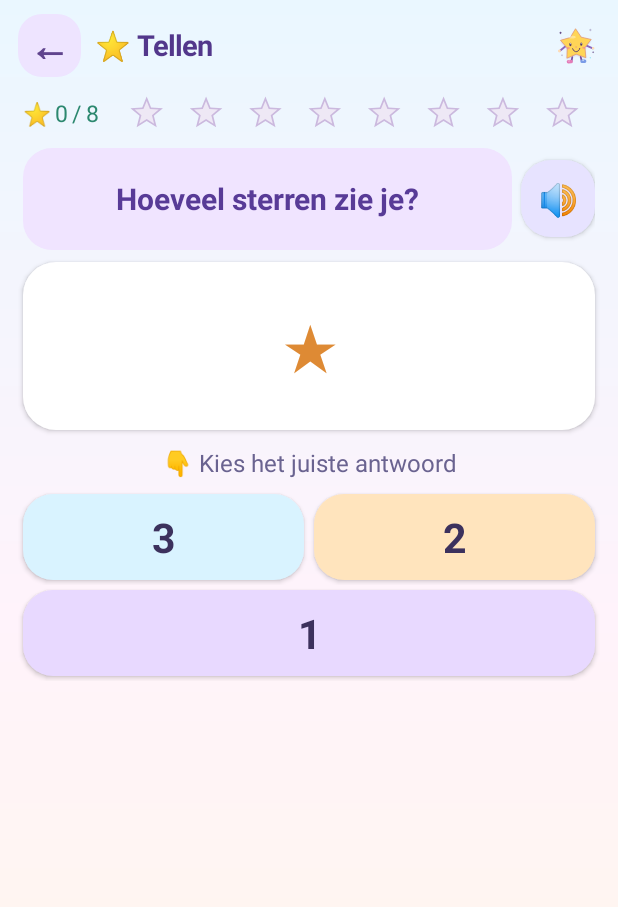
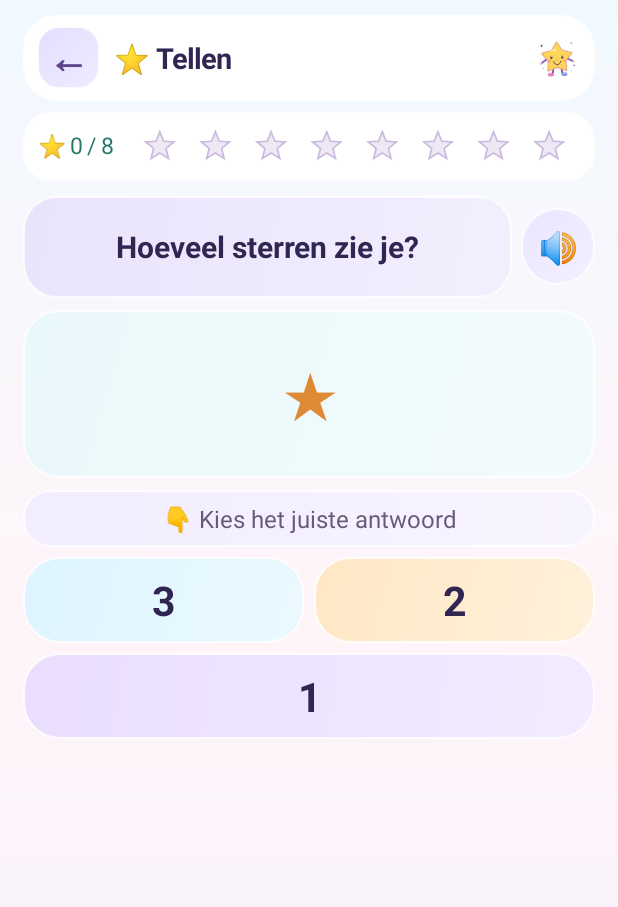
Before and after one commit to ashot978/Playlumi, an Android app: the screen it shows after launch (MainActivity), after a tap on "▶ Speel meteen", on a phone screen of 412 x 824 dp. Shown: the top 907 px of the screen. Run offline under Robolectric (Android 15) with nearby library versions, the phone set to English and light mode, and no system bars; 2 other taps on this screen came first.

Commit message:
Apply refreshed welcome, navigation, cards and quiz UI to Playlumi 0.28.0

```diff
--- a/app/build.gradle
+++ b/app/build.gradle
@@ -17,8 +17,8 @@ android {
         minSdk 23
         targetSdk 35
         // GitHub Actions uses a monotonically increasing run number for each release.
-        versionCode buildCode != null && !buildCode.isEmpty() ? Integer.parseInt(buildCode) : 13240
-        versionName '0.27.0'
+        versionCode buildCode != null && !buildCode.isEmpty() ? Integer.parseInt(buildCode) : 14240
+        versionName '0.28.0'
     }
 
     signingConfigs {
--- a/app/src/main/java/nl/playlumi/app/MainActivity.java
+++ b/app/src/main/java/nl/playlumi/app/MainActivity.java
@@ -40,7 +40,7 @@ public class MainActivity extends Activity {
             MUSIC_PLAY=37, GARDEN_MENU=38, GARDEN_PLANT=39,
             WORLD_PICKER=40, HOME_OPTIONS=41;
     private static final int SESSION_ROUNDS=PlaylumiLayout.SHORT_ROUND_QUESTIONS;
-    private static final int TEXT=0xff3c315d, SUB=0xff6a6390;
+    private static final int TEXT=PlaylumiVisualStyle.INK, SUB=PlaylumiVisualStyle.MUTED;
     private static final int[] COLORS={0xffd9f3ff,0xffffe4bd,0xffe8d9ff,
             0xffd5f5df,0xffffdded,0xfffff1b6};
     private static final String[] ICONS={"⭐","🎨","🔤","🔷","🔢","🧩","🐾",
@@ -81,6 +81,7 @@ public class MainActivity extends Activity {
     private ScrollView scroller;
     private TextView feedbackText;
     private PlaylumiStarTrail roundStars;
+    private TextView sessionCounter;
     private Button nextButton;
     private String feedback="";
     private PlaylumiAudio sound;
@@ -117,8 +118,8 @@ public class MainActivity extends Activity {
 
     @Override public void onCreate(Bundle state) {
         super.onCreate(state);
-        getWindow().setStatusBarColor(0xffeaf5ff);
-        getWindow().setNavigationBarColor(0xfffff6e4);
+        getWindow().setStatusBarColor(PlaylumiVisualStyle.PAGE_TOP);
+        getWindow().setNavigationBarColor(PlaylumiVisualStyle.PAGE_BOTTOM);
         int flags=View.SYSTEM_UI_FLAG_LIGHT_STATUS_BAR;
         if(Build.VERSION.SDK_INT>=26) flags|=View.SYSTEM_UI_FLAG_LIGHT_NAVIGATION_BAR;
         getWindow().getDecorView().setSystemUiVisibility(flags);
@@ -452,12 +453,31 @@ public class MainActivity extends Activity {
         GradientDrawable b=new GradientDrawable();
         b.setColor(color);b.setCornerRadius(dp(radius));return b;
     }
+    /** One rounded surface language shared by navigation, tiles and questions. */
+    private GradientDrawable softCard(int color,int radius) {
+        GradientDrawable shape=new GradientDrawable(
+                GradientDrawable.Orientation.TL_BR,
+                new int[]{PlaylumiVisualStyle.lightened(color,100),
+                        PlaylumiVisualStyle.lightened(color,470)});
+        shape.setCornerRadius(dp(radius));
+        shape.setStroke(dp(1),0xcaffffff);
+        return shape;
+    }
+    private RippleDrawable primaryAction() {
+        GradientDrawable shape=new GradientDrawable(
+                GradientDrawable.Orientation.TL_BR,
+                new int[]{PlaylumiVisualStyle.PRIMARY_START,
+                        PlaylumiVisualStyle.PRIMARY_END});
+        shape.setCornerRadius(dp(24));
+        shape.setStroke(dp(1),0x60ffffff);
+        return new RippleDrawable(ColorStateList.valueOf(0x30ffffff),shape,null);
+    }
     private TextView text(String value,int size,int color) {
         TextView t=new TextView(this);
         t.setText(value);t.setTextSize(size);t.setTextColor(color);
         t.setTypeface(Typeface.create("sans-serif-rounded",size>=19?Typeface.BOLD:Typeface.NORMAL));
         t.setGravity(Gravity.CENTER);t.setIncludeFontPadding(true);
-        t.setLineSpacing(dp(1),1.02f);return t;
+        t.setLineSpacing(dp(2),1.06f);return t;
     }
     private void addText(String value,int size,int color,int top,int bottom) {
         TextView t=text(value,size,color);
@@ -470,16 +490,17 @@ public class MainActivity extends Activity {
         b.setAllCaps(false);
         b.setText(PlaylumiType.tileText(title,description));
         b.setTextColor(TEXT);
-        b.setTextSize(description.isEmpty()?18:16);
+        b.setTextSize(description.isEmpty()?18:17);
         b.setTypeface(Typeface.create("sans-serif-rounded",Typeface.BOLD));
-        b.setLineSpacing(dp(1),1.0f);
-        b.setGravity(Gravity.CENTER);
+        b.setLineSpacing(dp(2),1.07f);
+        b.setGravity(description.isEmpty()?Gravity.CENTER:(Gravity.CENTER_VERTICAL|Gravity.START));
         b.setMaxLines(4);
-        b.setPadding(dp(10),dp(9),dp(10),dp(9));
+        b.setPadding(dp(description.isEmpty()?13:18),dp(10),
+                dp(description.isEmpty()?13:16),dp(10));
         b.setMinHeight(dp(PlaylumiLayout.tileHeight(minHeight,gameScreen())));
-        b.setBackground(new RippleDrawable(ColorStateList.valueOf(0x35ffffff),
-                rounded(color,20),null));
-        b.setElevation(dp(2));
+        b.setBackground(new RippleDrawable(ColorStateList.valueOf(0x22ffffff),
+                softCard(color,24),null));
+        b.setElevation(dp(3));
         b.setContentDescription((title+" "+description).trim());
         PlaylumiMotion.tactile(b);
         return b;
@@ -524,7 +545,13 @@ public class MainActivity extends Activity {
     }
     private void characterHero(int size) {
         LinearLayout holder=new LinearLayout(this);
-        holder.setGravity(Gravity.CENTER);
+        boolean welcomeCard=page==HOME;
+        holder.setGravity(welcomeCard?Gravity.CENTER_VERTICAL:Gravity.CENTER);
+        if(welcomeCard) {
+            holder.setPadding(dp(11),dp(6),dp(13),dp(6));
+            holder.setBackground(softCard(0xffbdece5,29));
+            holder.setElevation(dp(4));
+        }
         character=new PlaylumiCharacterView(this,wardrobe);
         character.setContentDescription("Jouw stervriendje. Tik voor een magische verrassing.");
         character.setOnClickListener(v->{
@@ -543,6 +570,28 @@ public class MainActivity extends Activity {
         int actual=PlaylumiLayout.heroHeight(size,landscapeScreen(),showFull,
                 getResources().getConfiguration().screenHeightDp);
         holder.addView(character,new LinearLayout.LayoutParams(dp(actual),dp(actual)));
+        if(welcomeCard) {
+            LinearLayout welcome=new LinearLayout(this);
+            welcome.setOrientation(LinearLayout.VERTICAL);
+            welcome.setGravity(Gravity.CENTER_VERTICAL|Gravity.START);
+            welcome.setPadding(dp(12),0,0,0);
+            TextView greet=text("Welkom, avonturier!",19,TEXT);
+            greet.setGravity(Gravity.START|Gravity.CENTER_VERTICAL);
+            greet.setMaxLines(2);
+            welcome.addView(greet,new LinearLayout.LayoutParams(-1,-2));
+            TextView subtitle=text("Ontdek iets nieuws vandaag",13,SUB);
+            subtitle.setGravity(Gravity.START|Gravity.CENTER_VERTICAL);
+            subtitle.setMaxLines(2);
+            welcome.addView(subtitle,new LinearLayout.LayoutParams(-1,-2));
+            TextView stars=text("  ⭐ "+wardrobe.stars()+" sterren  ",14,PlaylumiVisualStyle.SUCCESS);
+            stars.setGravity(Gravity.CENTER);
+            stars.setBackground(rounded(0xdfffffff,15));
+            stars.setPadding(dp(4),dp(4),dp(4),dp(4));
+            LinearLayout.LayoutParams badge=new LinearLayout.LayoutParams(-2,-2);
+            badge.setMargins(0,dp(8),0,0);
+            welcome.addView(stars,badge);
+            holder.addView(welcome,new LinearLayout.LayoutParams(0,-2,1f));
+        }
         if(page==HOME && !greeted) {
             greeted=true;
             final PlaylumiCharacterView helloFriend=character;
@@ -555,8 +604,10 @@ public class MainActivity extends Activity {
                 }
             },550L);
         }
-        LinearLayout.LayoutParams row=new LinearLayout.LayoutParams(-1,dp(actual+4));
-        row.setMargins(0,dp(1),0,dp(1));
+        LinearLayout.LayoutParams row=new LinearLayout.LayoutParams(
+                -1,dp(actual+(welcomeCard?16:4)));
+        row.setMargins(dp(welcomeCard?3:0),dp(welcomeCard?6:1),
+                dp(welcomeCard?3:0),dp(welcomeCard?9:1));
         root.addView(holder,row);
         PlaylumiMotion.floatMascot(character);
     }
@@ -588,11 +639,14 @@ public class MainActivity extends Activity {
         boolean gameHeader=gameScreen();
         LinearLayout row=new LinearLayout(this);
         row.setGravity(Gravity.CENTER_VERTICAL);
+        row.setPadding(dp(9),dp(3),dp(9),dp(3));
+        row.setBackground(softCard(0xffffffff,22));
+        row.setElevation(dp(2));
         if(page!=HOME && (page!=AGE || prefs().contains("chosen_age"))) {
             TextView back=text("←",27,0xff60448e);
             back.setGravity(Gravity.CENTER);
-            back.setBackground(new RippleDrawable(ColorStateList.valueOf(0x44ffffff),
-                    rounded(0xffeee4ff,16),null));
+            back.setBackground(new RippleDrawable(ColorStateList.valueOf(0x33ffffff),
+                    softCard(0xffe0daff,14),null));
             back.setContentDescription("Terug naar het vorige scherm");
             back.setClickable(true);back.setFocusable(true);
             LinearLayout.LayoutParams bp=new LinearLayout.LayoutParams(dp(42),dp(42));
@@ -600,7 +654,7 @@ public class MainActivity extends Activity {
             row.addView(back,bp);
             back.setOnClickListener(v->onBackPressed());
         }
-        TextView title=text(heading,gameHeader?19:22,0xff52378b);
+        TextView title=text(heading,gameHeader?19:21,TEXT);
         title.setGravity(Gravity.CENTER_VERTICAL|Gravity.START);
         title.setMaxLines(1);
         title.setSingleLine(true);
@@ -628,8 +682,8 @@ public class MainActivity extends Activity {
             iconParams.setMargins(dp(5),0,0,0);
             row.addView(star,iconParams);
         }
-        LinearLayout.LayoutParams rowp=new LinearLayout.LayoutParams(-1,dp(50));
-        rowp.setMargins(0,0,0,dp(gameHeader?4:5));
+        LinearLayout.LayoutParams rowp=new LinearLayout.LayoutParams(-1,dp(57));
+        rowp.setMargins(dp(3),dp(2),dp(3),dp(gameHeader?7:8));
         root.addView(row,rowp);
         if(!gameHeader && subtitle!=null && !subtitle.isEmpty())
             addText(subtitle,14,SUB,0,8);
@@ -642,7 +696,9 @@ public class MainActivity extends Activity {
         stage=new FrameLayout(this);
         GradientDrawable bg=new GradientDrawable(
                 GradientDrawable.Orientation.TOP_BOTTOM,
-                new int[]{0xffeaf7ff,0xfffff3fb,0xfffff8e6});
+                new int[]{PlaylumiVisualStyle.PAGE_TOP,
+                        PlaylumiVisualStyle.PAGE_MIDDLE,
+                        PlaylumiVisualStyle.PAGE_BOTTOM});
         stage.setBackground(bg);
         if(page==HOME || page==WORLD_PICKER || page==WORLD_HUB ||
                 page==AVATAR || page==CLOSET || page==ROOM ||
@@ -657,7 +713,7 @@ public class MainActivity extends Activity {
         root=new LinearLayout(this);root.setOrientation(LinearLayout.VERTICAL);
         int side=PlaylumiLayout.sidePadding(
                 getResources().getConfiguration().screenWidthDp);
-        root.setPadding(dp(side),dp(5),dp(side),dp(12));
+        root.setPadding(dp(side),dp(8),dp(side),dp(14));
         scroller.addView(root);
         stage.addView(scroller,new FrameLayout.LayoutParams(-1,-1));
         setContentView(stage);
@@ -785,11 +841,14 @@ public class MainActivity extends Activity {
         move(PLAY);
     }
     private void showHome() {
-        header("🌟 Playlumi","Kies een plaatje om te beginnen.");
+        header("🌟 Playlumi","Jouw vrolijke speelwereld");
         characterHero(118);
-        addText("🌟 "+wardrobe.stars()+" sterren",17,0xffa77933,0,3);
-
-        Button quick=tile("▶ Speel meteen","",0xffccf2db,112);
+
+        Button quick=tile("▶  Speel meteen","",0xffccf2db,112);
+        quick.setBackground(primaryAction());
+        quick.setTextColor(Color.WHITE);
+        quick.setTextSize(22);
+        quick.setElevation(dp(5));
         quick.setContentDescription("Speel meteen een korte ronde van acht vragen");
         addTile(quick,6);
         quick.setOnClickListener(v->startEasyPlay());
@@ -1004,15 +1063,20 @@ public class MainActivity extends Activity {
 
         LinearLayout progressRow=new LinearLayout(this);
         progressRow.setGravity(Gravity.CENTER_VERTICAL);
-        TextView counter=text("⭐ "+sessionSolved+" / "+sessionGoal(),15,0xff2c886f);
+        TextView counter=text("⭐ "+sessionSolved+" / "+sessionGoal(),15,
+                PlaylumiVisualStyle.SUCCESS);
+        sessionCounter=counter;
         counter.setGravity(Gravity.CENTER_VERTICAL);
-        progressRow.addView(counter,new LinearLayout.LayoutParams(-2,dp(25)));
+        progressRow.setPadding(dp(10),dp(5),dp(10),dp(5));
+        progressRow.setBackground(softCard(0xffffffff,18));
+        progressRow.setElevation(dp(2));
+        progressRow.addView(counter,new LinearLayout.LayoutParams(-2,dp(28)));
         roundStars=new PlaylumiStarTrail(this,sessionGoal(),sessionSolved);
         LinearLayout.LayoutParams bar=new LinearLayout.LayoutParams(0,dp(30),1f);
         bar.setMargins(dp(12),0,dp(2),0);
         progressRow.addView(roundStars,bar);
-        LinearLayout.LayoutParams progressParams=new LinearLayout.LayoutParams(-1,dp(33));
-        progressParams.setMargins(dp(3),0,dp(3),dp(6));
+        LinearLayout.LayoutParams progressParams=new LinearLayout.LayoutParams(-1,dp(46));
+        progressParams.setMargins(dp(3),0,dp(3),dp(10));
         root.addView(progressRow,progressParams);
 
         LinearLayout questions=root;
@@ -1037,9 +1101,11 @@ public class MainActivity extends Activity {
         LinearLayout promptLine=new LinearLayout(this);
         promptLine.setOrientation(LinearLayout.HORIZONTAL);
         promptLine.setGravity(Gravity.CENTER_VERTICAL);
-        TextView question=text(round.prompt,wide?18:20,0xff583b97);
-        question.setPadding(dp(9),dp(9),dp(9),dp(9));
-        question.setBackground(rounded(0xfff0e4ff,19));
+        TextView question=text(round.prompt,wide?18:20,TEXT);
+        question.setText(PlaylumiType.emphasizedQuestion(round.prompt));
+        question.setPadding(dp(14),dp(11),dp(14),dp(11));
+        question.setBackground(softCard(0xffe7e0fc,22));
+        question.setElevation(dp(1));
         question.setMinHeight(dp(wide?80:68));
         question.setMaxLines(4);
         promptLine.addView(question,new LinearLayout.LayoutParams(0,-2,1f));
@@ -1059,8 +1125,8 @@ public class MainActivity extends Activity {
         int pictureSize=round.display.length()>22?27:
                 round.display.length()>12?30:wide?32:38;
         TextView picture=text(round.display,pictureSize,round.displayColor);
-        picture.setPadding(dp(9),dp(10),dp(9),dp(10));
-        picture.setBackground(rounded(Color.WHITE,22));
+        picture.setPadding(dp(13),dp(12),dp(13),dp(12));
+        picture.setBackground(softCard(0xffe6f7fa,24));
         picture.setMinHeight(dp(wide?150:112));
         picture.setMaxLines(4);
         picture.setElevation(dp(2));
@@ -1075,7 +1141,9 @@ public class MainActivity extends Activity {
         addWidgetIn(questions,picture,0,dp(wide?3:8));
 
         feedbackText=text("👇 Kies het juiste antwoord",wide?15:16,SUB);
-        feedbackText.setMinHeight(dp(28));
+        feedbackText.setMinHeight(dp(38));
+        feedbackText.setPadding(dp(10),dp(6),dp(10),dp(6));
+        feedbackText.setBackground(softCard(0xfff1ebff,17));
         addWidgetIn(answers,feedbackText,0,dp(3));
         answerButtons.clear();
         answerLocked=round.isSolved();
@@ -1100,6 +1168,9 @@ public class MainActivity extends Activity {
             answers.addView(answerRow,new LinearLayout.LayoutParams(-1,-2));
         }
         nextButton=tile("🌟 Volgende!","",0xffcff4dd,66);
+        nextButton.setBackground(primaryAction());
+        nextButton.setTextColor(Color.WHITE);
+        nextButton.setElevation(dp(4));
         LinearLayout.LayoutParams nextParams=new LinearLayout.LayoutParams(-1,-2);
         nextParams.setMargins(dp(4),dp(7),dp(4),dp(5));
         answers.addView(nextButton,nextParams);
@@ -1146,10 +1217,13 @@ public class MainActivity extends Activity {
                     rounded(0xffb9f5d1,25),null));
             for(Button b:answerButtons)b.setEnabled(false);
             feedbackText.setText(feedback);
-            feedbackText.setTextColor(0xff21836e);
+            feedbackText.setTextColor(PlaylumiVisualStyle.SUCCESS);
+            feedbackText.setBackground(softCard(PlaylumiVisualStyle.SUCCESS_TINT,17));
             PlaylumiMotion.pop(touched);
             PlaylumiMotion.pop(feedbackText);
             if(roundStars!=null)roundStars.showProgress(sessionSolved);
+            if(sessionCounter!=null)
+                sessionCounter.setText("⭐ "+sessionSolved+" / "+sessionGoal());
             // Exactly one visual celebration; scoring and progress are already saved.
             if(isSessionLast || answerStreak % 5 == 0) {
                 PlaylumiMotion.celebrate(stage,answerStreak);
@@ -1183,7 +1257,8 @@ public class MainActivity extends Activity {
             roundHadMistake=true;
             sound.mistake();
             if(playPal!=null)playPal.react(2);
-            feedbackText.setText(feedback);feedbackText.setTextColor(0xffa86a29);
+            feedbackText.setText(feedback);feedbackText.setTextColor(0xff915526);
+            feedbackText.setBackground(softCard(PlaylumiVisualStyle.ERROR_TINT,17));
             PlaylumiDelight.wiggle(touched);
             feedbackText.announceForAccessibility(feedback);
         }
```
Also changed, not shown: 2 other files.
